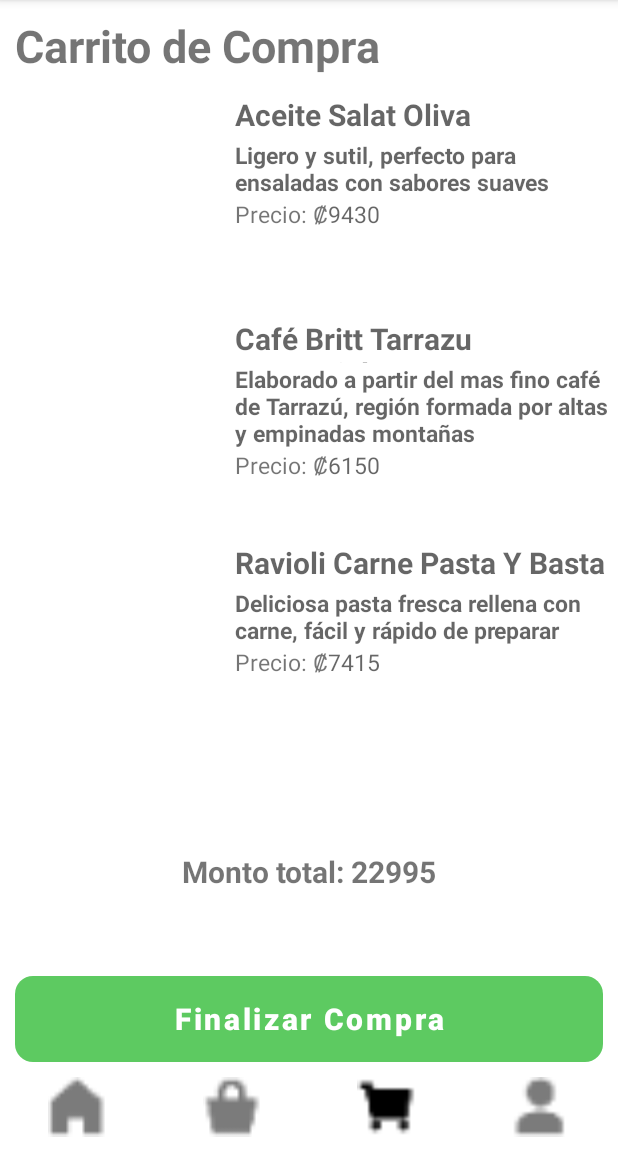
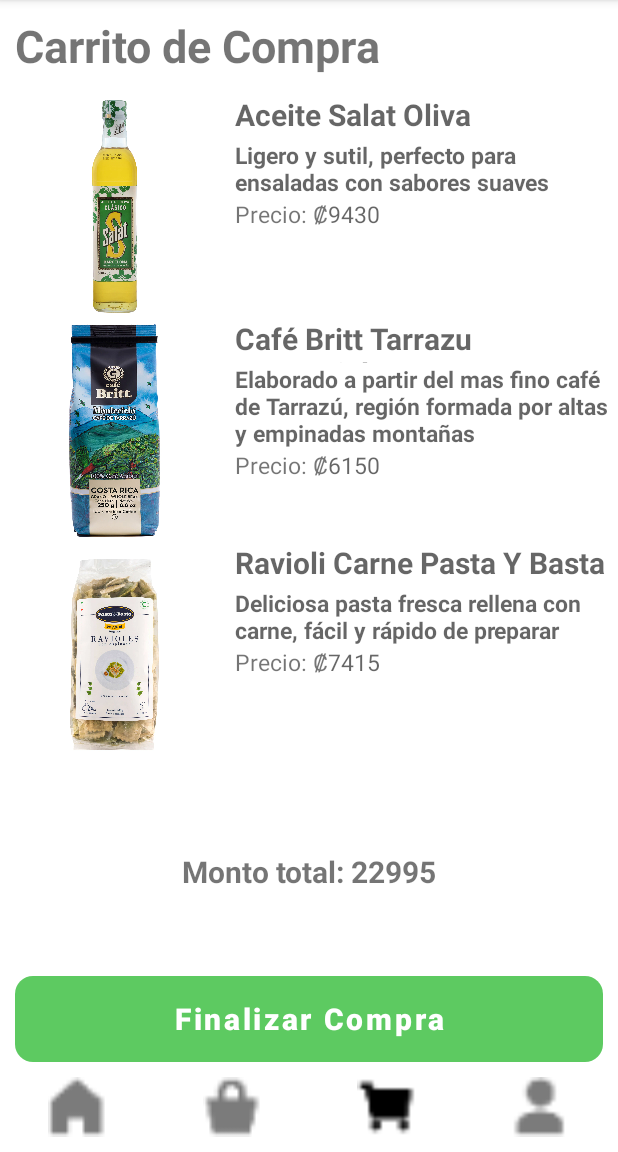
Before and after one commit to Garcialfa19/ProyectoProgra5, an Android app: the Carrito screen opened directly, with no data from a screen before it, on a phone screen of 412 x 824 dp, the part 84-1236 px from its top. Run offline under Robolectric (Android 15) with nearby library versions, the phone set to English and light mode, and no system bars; network calls fail.

Commit message:
Imagenes carrito

```diff
--- a/MyApplication/app/src/main/res/layout/cart_view.xml
+++ b/MyApplication/app/src/main/res/layout/cart_view.xml
@@ -53,7 +53,7 @@
                 android:layout_width="150dp"
                 android:layout_height="150dp"
                 android:scaleType="fitCenter"
-                tools:srcCompat="@tools:sample/avatars" />
+                android:src="@mipmap/salat"/>
 
 
             <LinearLayout
@@ -119,7 +119,7 @@
                 android:layout_width="150dp"
                 android:layout_height="150dp"
                 android:scaleType="fitCenter"
-                tools:srcCompat="@tools:sample/avatars" />
+                android:src="@mipmap/britt" />
 
 
             <LinearLayout
@@ -184,7 +184,7 @@
                 android:layout_width="150dp"
                 android:layout_height="150dp"
                 android:scaleType="fitCenter"
-                tools:srcCompat="@tools:sample/avatars" />
+                android:src="@mipmap/ravioles" />
 
 
             <LinearLayout
```
Also changed, not shown: MyApplication/app/src/main/res/mipmap-xxxhdpi/britt.jpg (added), MyApplication/app/src/main/res/mipmap-xxxhdpi/ravioles.jpg (added), MyApplication/app/src/main/res/mipmap-xxxhdpi/salat.jpg (added).
